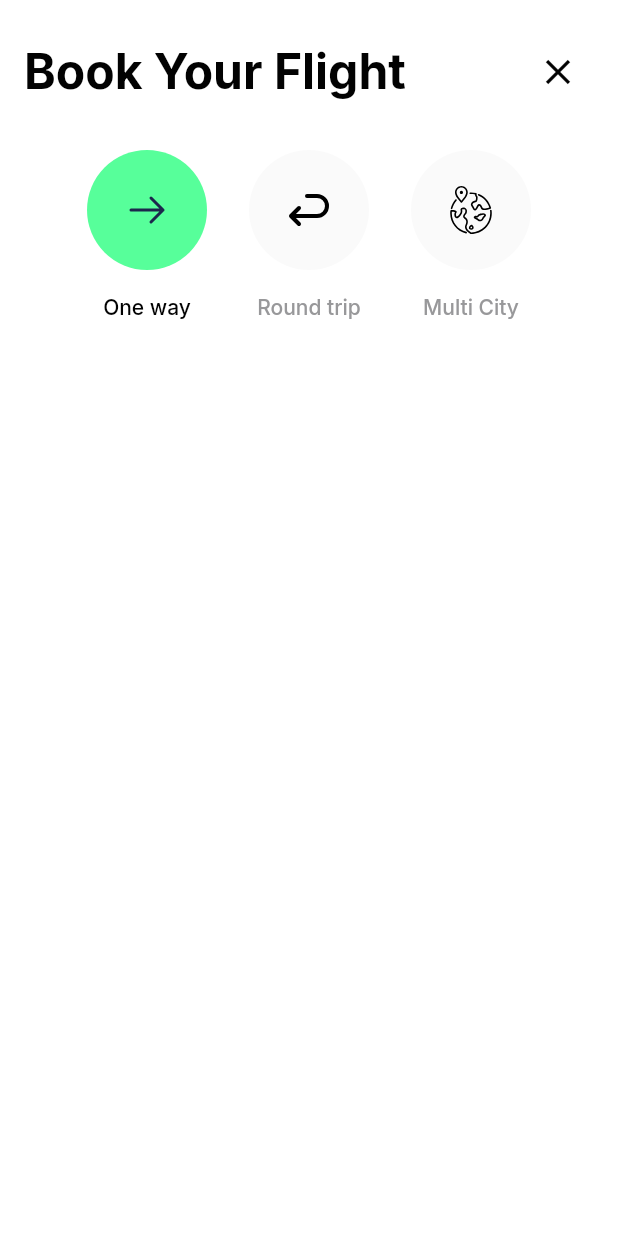
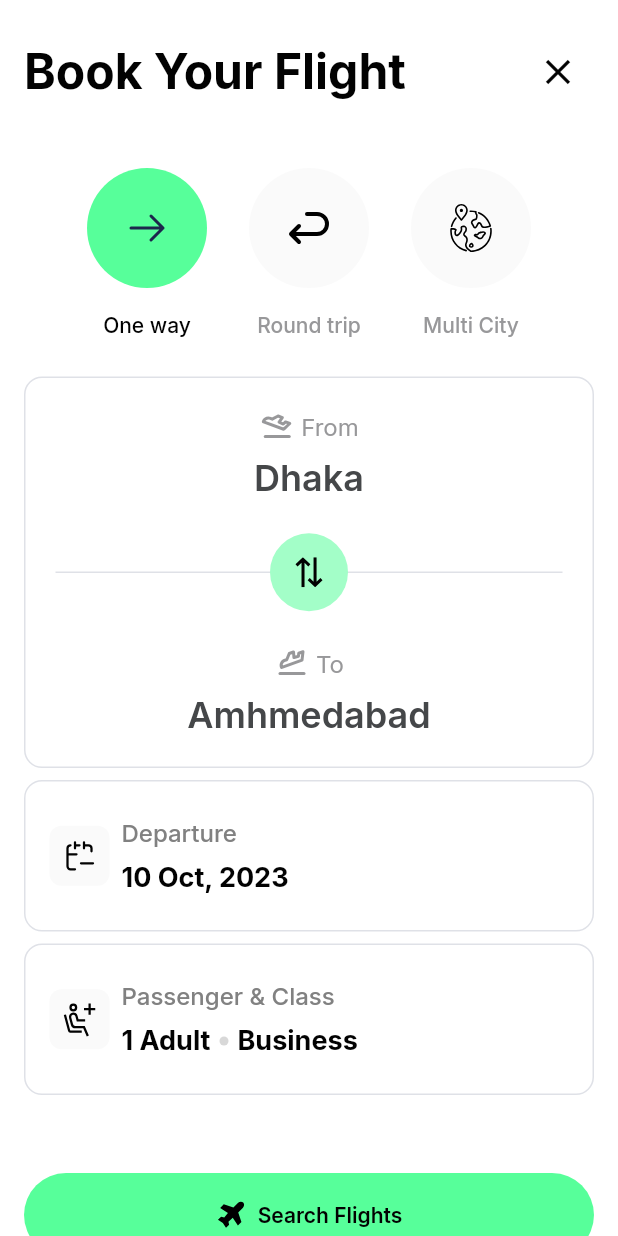
Before and after one commit to dayojiboye/travel_app, a Flutter app: the screen it shows after launch, after a tap on an icon or button, on a phone screen of 412 x 824 dp. Run offline on Flutter 3.47's test engine with Material 3 defaults, Android fonts, the phone set to English and light mode, and no system bars; our stand-ins replace flutter_svg, google_fonts.

Commit message:
feat: completed book flight screen

```diff
--- a/lib/utils/theme.dart
+++ b/lib/utils/theme.dart
@@ -9,6 +9,8 @@ const Color kSecondary = Color(0XFF98989A);
 const Color kInputBg = Color(0XFFFBF6FA);
 const Color kRed = Color(0XFFFE7D8A);
 const Color kDeepGreen = Color(0XFF57FF9A);
+const Color kBorder = Color(0XFFDFE1E7);
+const Color kGrey = Color(0xFF454749);
 
 themeData(context) => ThemeData(
       fontFamily: GoogleFonts.inter().fontFamily,
--- a/lib/views/book_flight.dart
+++ b/lib/views/book_flight.dart
@@ -1,9 +1,11 @@
 import "package:flutter/material.dart";
-import "package:flutter_svg/flutter_svg.dart";
 import "package:travel_app/constants/trip_options.dart";
 import "package:travel_app/utils/margin.dart";
 import "package:travel_app/utils/theme.dart";
 import "package:travel_app/widgets/category.dart";
+import "package:travel_app/widgets/custom_button.dart";
+import "package:travel_app/widgets/destination_card.dart";
+import "package:travel_app/widgets/flight_info_card.dart";
 import "package:travel_app/widgets/heading_text.dart";
 
 class BookFlightScreen extends StatefulWidget {
@@ -27,9 +29,10 @@ class _BookFlightScreenState extends State<BookFlightScreen> {
     return Scaffold(
       backgroundColor: kWhite,
       body: Padding(
-        padding: const EdgeInsets.symmetric(
-          horizontal: 16,
-          vertical: 20,
+        padding: const EdgeInsets.only(
+          left: 16,
+          right: 16,
+          top: 20,
         ),
         child: Scaffold(
           backgroundColor: kWhite,
@@ -55,7 +58,9 @@ class _BookFlightScreenState extends State<BookFlightScreen> {
             ],
           ),
           body: SingleChildScrollView(
-            padding: const EdgeInsets.only(top: 24),
+            padding: const EdgeInsets.symmetric(
+              vertical: 36,
+            ),
             child: Column(
               crossAxisAlignment: CrossAxisAlignment.start,
               children: [
@@ -81,6 +86,63 @@ class _BookFlightScreenState extends State<BookFlightScreen> {
                     ),
                   ),
                 ),
+                const YMargin(24),
+                const DestinationCard(),
+                const YMargin(8),
+                const FlightInfoCard(
+                  icon: "assets/icons/calendar-minus.svg",
+                  heading: "Departure",
+                  content: Text(
+                    "10 Oct, 2023",
+                    style: TextStyle(
+                      color: kPrimary,
+                      fontWeight: FontWeight.bold,
+                      fontSize: 18,
+                    ),
+                  ),
+                ),
+                const YMargin(8),
+                FlightInfoCard(
+                  icon: "assets/icons/passenger.svg",
+                  heading: "Passenger & Class",
+                  content: Row(
+                    children: [
+                      const Text(
+                        "1 Adult",
+                        style: TextStyle(
+                          color: kPrimary,
+                          fontWeight: FontWeight.bold,
+                          fontSize: 18,
+                        ),
+                      ),
+                      const XMargin(6),
+                      Container(
+                        width: 6,
+                        height: 6,
+                        decoration: const BoxDecoration(
+                          color: Color(0XFFD8D8D8),
+                          shape: BoxShape.circle,
+                        ),
+                      ),
+                      const XMargin(6),
+                      const Text(
+                        "Business",
+                        style: TextStyle(
+                          color: kPrimary,
+                          fontWeight: FontWeight.bold,
+                          fontSize: 18,
+                        ),
+                      ),
+                    ],
+                  ),
+                ),
+                const YMargin(52),
+                const CustomButton(
+                  label: "Search Flights",
+                  width: double.infinity,
+                  height: 56,
+                  leftIcon: "assets/icons/plane-filled.svg",
+                ),
               ],
             ),
           ),
--- /dev/null
+++ b/lib/widgets/destination_card.dart
@@ -0,0 +1,123 @@
+import 'package:flutter/material.dart';
+import 'package:flutter_svg/flutter_svg.dart';
+import 'package:travel_app/utils/margin.dart';
+import 'package:travel_app/utils/theme.dart';
+
+class DestinationCard extends StatelessWidget {
+  const DestinationCard({super.key});
+
+  @override
+  Widget build(BuildContext context) {
+    return Container(
+      width: double.infinity,
+      padding: const EdgeInsets.all(20),
+      decoration: const BoxDecoration(
+        borderRadius: BorderRadius.all(
+          Radius.circular(12),
+        ),
+        border: Border.fromBorderSide(
+          BorderSide(color: kBorder),
+        ),
+      ),
+      child: Stack(
+        alignment: Alignment.center,
+        children: [
+          Column(
+            children: [
+              Row(
+                mainAxisAlignment: MainAxisAlignment.center,
+                children: [
+                  Transform.scale(
+                    scaleX: -1,
+                    child: SvgPicture.asset(
+                      "assets/icons/flight-takeoff.svg",
+                      colorFilter: const ColorFilter.mode(
+                        kSecondary,
+                        BlendMode.srcIn,
+                      ),
+                    ),
+                  ),
+                  const XMargin(4),
+                  const Text(
+                    "From",
+                    style: TextStyle(
+                      color: kSecondary,
+                      fontSize: 16,
+                    ),
+                  )
+                ],
+              ),
+              const YMargin(8),
+              const Text(
+                "Dhaka",
+                style: TextStyle(
+                  color: kGrey,
+                  fontSize: 24,
+                  fontWeight: FontWeight.w600,
+                ),
+              ),
+              const YMargin(48),
+              const Divider(
+                height: 1,
+                thickness: 1,
+                color: kBorder,
+              ),
+              const YMargin(48),
+              Row(
+                mainAxisAlignment: MainAxisAlignment.center,
+                children: [
+                  Transform.scale(
+                    scaleX: -1,
+                    child: SvgPicture.asset(
+                      "assets/icons/flight-landing.svg",
+                      colorFilter: const ColorFilter.mode(
+                        kSecondary,
+                        BlendMode.srcIn,
+                      ),
+                    ),
+                  ),
+                  const XMargin(4),
+                  const Text(
+                    "To",
+                    style: TextStyle(
+                      color: kSecondary,
+                      fontSize: 16,
+                    ),
+                  )
+                ],
+              ),
+              const YMargin(8),
+              const Text(
+                "Amhmedabad",
+                style: TextStyle(
+                  color: kGrey,
+                  fontSize: 24,
+                  fontWeight: FontWeight.w600,
+                ),
+              ),
+            ],
+          ),
+          Positioned(
+            child: Container(
+              width: 52,
+              height: 52,
+              decoration: const BoxDecoration(
+                color: kGreen,
+                shape: BoxShape.circle,
+              ),
+              child: Center(
+                child: SvgPicture.asset(
+                  "assets/icons/arrow-up-down.svg",
+                  colorFilter: const ColorFilter.mode(
+                    kPrimary,
+                    BlendMode.srcIn,
+                  ),
+                ),
+              ),
+            ),
+          ),
+        ],
+      ),
+    );
+  }
+}
--- /dev/null
+++ b/lib/widgets/flight_info_card.dart
@@ -0,0 +1,76 @@
+import 'package:flutter/material.dart';
+import 'package:flutter_svg/flutter_svg.dart';
+import 'package:travel_app/utils/margin.dart';
+import 'package:travel_app/utils/theme.dart';
+
+class FlightInfoCard extends StatelessWidget {
+  const FlightInfoCard({
+    super.key,
+    required this.icon,
+    required this.heading,
+    required this.content,
+  });
+
+  final String icon;
+  final String heading;
+  final Widget content;
+
+  @override
+  Widget build(BuildContext context) {
+    return Container(
+      padding: const EdgeInsets.symmetric(
+        horizontal: 16,
+        vertical: 24,
+      ),
+      decoration: const BoxDecoration(
+        border: Border.fromBorderSide(
+          BorderSide(
+            color: kBorder,
+          ),
+        ),
+        borderRadius: BorderRadius.all(
+          Radius.circular(12),
+        ),
+      ),
+      child: Row(
+        children: [
+          Container(
+            width: 40,
+            height: 40,
+            decoration: const BoxDecoration(
+              color: kIconBg,
+              borderRadius: BorderRadius.all(
+                Radius.circular(8),
+              ),
+            ),
+            child: Center(
+              child: SvgPicture.asset(
+                icon,
+                colorFilter: const ColorFilter.mode(
+                  kPrimary,
+                  BlendMode.srcIn,
+                ),
+              ),
+            ),
+          ),
+          const XMargin(8),
+          Column(
+            crossAxisAlignment: CrossAxisAlignment.start,
+            children: [
+              Text(
+                heading,
+                style: const TextStyle(
+                  color: Color(0XFF818181),
+                  fontSize: 16,
+                  fontWeight: FontWeight.w500,
+                ),
+              ),
+              const YMargin(10),
+              content,
+            ],
+          )
+        ],
+      ),
+    );
+  }
+}
--- a/lib/widgets/hotel_card.dart
+++ b/lib/widgets/hotel_card.dart
@@ -25,7 +25,6 @@ class HotelCard extends StatelessWidget {
             builder: (context) {
               return const BookFlightScreen();
             },
-            fullscreenDialog: true,
           ),
         );
       },
```
Also changed, not shown: assets/icons/arrow-up-down.svg (added), assets/icons/calendar-minus.svg (added), assets/icons/flight-landing.svg (added), assets/icons/flight-takeoff.svg (added), assets/icons/passenger.svg (added), assets/icons/plane-filled.svg (added), 1 other file.
